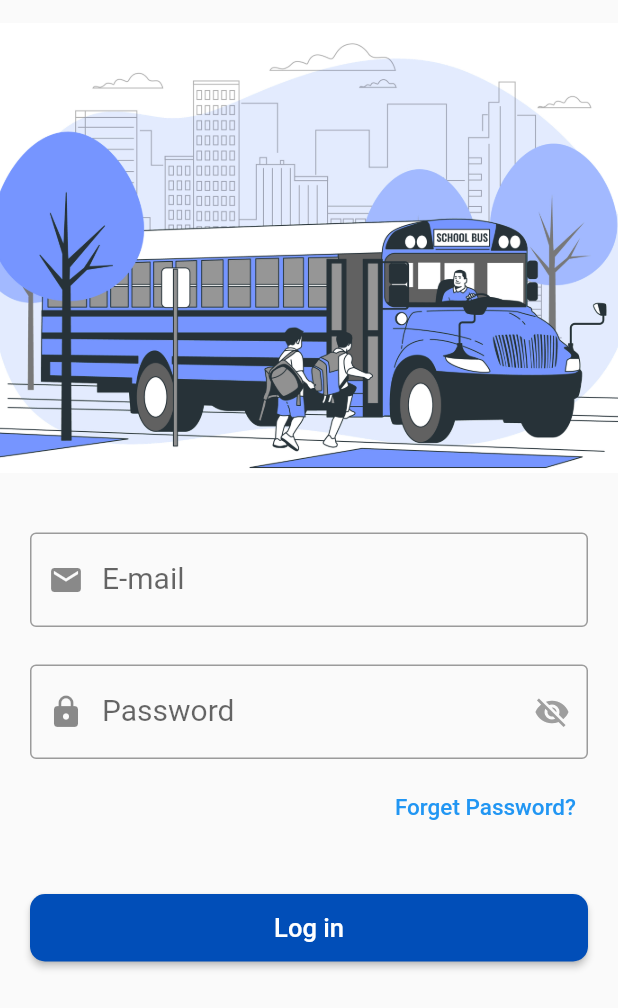
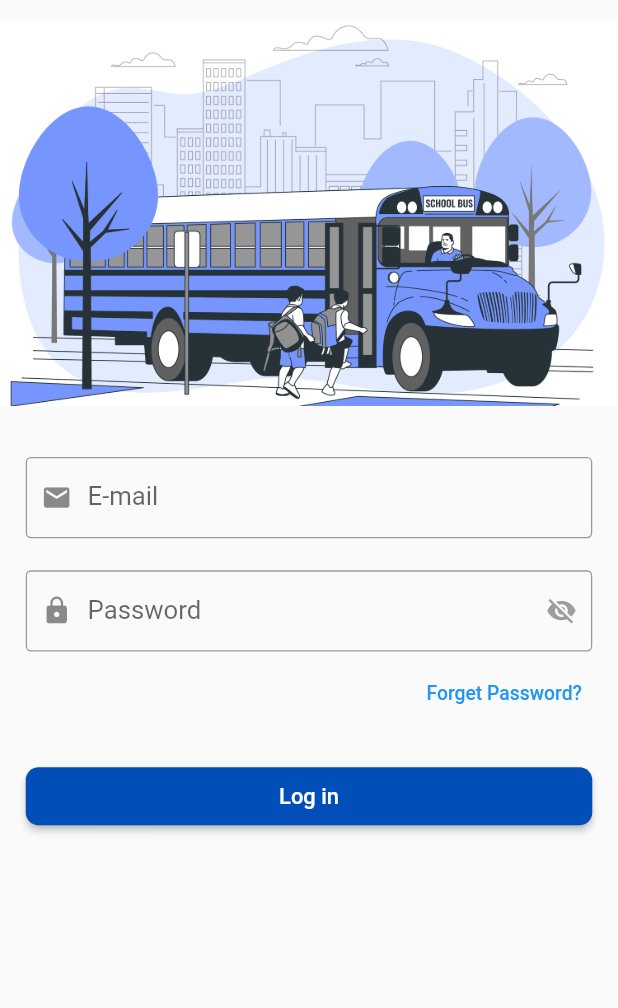
Before and after one commit to mo87654/Admin_App, a Flutter app: the screen it shows after launch, on a phone screen of 412 x 824 dp. Shown: the top 1008 px of the screen. Run offline on Flutter 3.47's test engine with Material 2 defaults, Android fonts, the phone set to English and light mode, and no system bars; our stand-ins replace cloud_firestore, country_picker, firebase_auth, firebase_core, flutter_spinkit, image_picker and 1 more; accounts and stored records are empty.

Commit message:
responsive app

```diff
--- a/lib/main.dart
+++ b/lib/main.dart
@@ -3,6 +3,8 @@ import 'package:admin_app/modules/login%20screen/login.dart';
 import 'package:firebase_auth/firebase_auth.dart';
 import 'package:firebase_core/firebase_core.dart';
 import 'package:flutter/material.dart';
+import 'package:responsive_framework/responsive_wrapper.dart';
+import 'package:responsive_framework/utils/scroll_behavior.dart';
 
 bool? isLogin ;
 
@@ -27,6 +29,18 @@ class MyApp extends StatelessWidget {
   @override
   Widget build(BuildContext context) {
     return MaterialApp(
+      builder: (context, widget) => ResponsiveWrapper.builder(
+        BouncingScrollWrapper.builder(context, widget!),
+        maxWidth: 1200,
+        minWidth: 480,
+        defaultScale: true,
+        breakpoints: [
+          ResponsiveBreakpoint.autoScale(480, name: 'SM'),
+          ResponsiveBreakpoint.autoScale(800, name: 'MD'),
+          ResponsiveBreakpoint.autoScale(1000, name: 'LG'),
+          ResponsiveBreakpoint.autoScale(1200, name: 'XL'),
+          ResponsiveBreakpoint.autoScale(2460, name: '2XL'),
+        ],),
       home: isLogin == false? Login(): AdminHome(),
       debugShowCheckedModeBanner: false,
     );
--- a/lib/modules/my account screen/My_account.dart
+++ b/lib/modules/my account screen/My_account.dart
@@ -270,10 +270,10 @@ class _MyAccountState extends State<MyAccount> {
               child: Column(
 
                   crossAxisAlignment: CrossAxisAlignment.start,
-                  children:const [
+                  children: [
                     Padding(
                       padding: EdgeInsets.only(bottom: 25.0),
-                      child: Text('User name',
+                      child: Text(FirebaseAuth.instance.currentUser!.displayName??"no name",
                         style: TextStyle(
                           fontSize: 20,
                           fontWeight: FontWeight.bold,
@@ -297,7 +297,7 @@ class _MyAccountState extends State<MyAccount> {
 
                     Padding(
                       padding: EdgeInsets.only(bottom: 25.0),
-                      child: Text('Email Address',
+                      child: Text(FirebaseAuth.instance.currentUser!.email!,
                         style: TextStyle(
                           fontSize: 20,
                           fontWeight: FontWeight.bold,
--- a/pubspec.yaml
+++ b/pubspec.yaml
@@ -43,6 +43,8 @@ dependencies:
   cloud_firestore: ^4.4.4
   timer_count_down: ^2.2.2
   country_picker: ^2.0.20
+  responsive_framework: ^0.2.0
+
 
 dev_dependencies:
   flutter_test:
```
Also changed, not shown: pubspec.lock.
